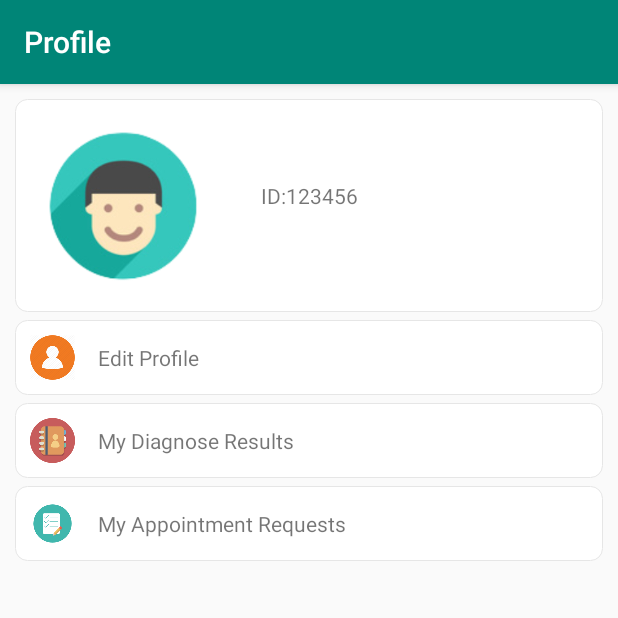
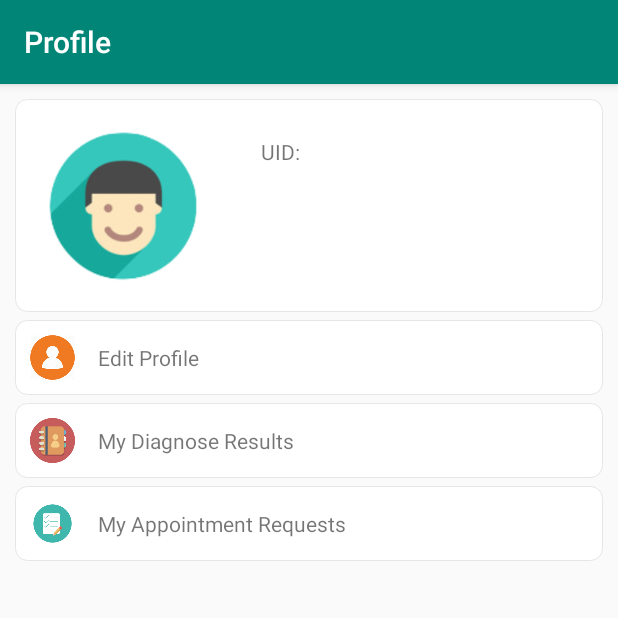
Before and after one commit to zs856/Eye-Protector-User, an Android app: the ProfileActivity screen opened directly, with no data from a screen before it, on a phone screen of 412 x 824 dp, the top half of it. Run offline under Robolectric (Android 15) with nearby library versions, the phone set to English and light mode, and no system bars; libraries missing offline, so code that uses them is left out: com.firebase.ui.

Commit message:
minor modifications

```diff
--- a/app/src/main/java/comp5216/sydney/edu/au/garbagecollection/ItemRequestAdapter.java
+++ b/app/src/main/java/comp5216/sydney/edu/au/garbagecollection/ItemRequestAdapter.java
@@ -7,6 +7,7 @@ import android.view.ViewGroup;
 import android.widget.BaseAdapter;
 import android.widget.TextView;
 
+import java.text.CollationElementIterator;
 import java.util.ArrayList;
 import java.util.List;
 
@@ -65,6 +66,7 @@ public class ItemRequestAdapter extends BaseAdapter {
      */
     private void initializeViews(Request object, ViewHolder holder) {
         holder.name.setText("Name: " + object.getName());
+        holder.status.setText("Status: " + object.getStatus());
         holder.time.setVisibility(View.VISIBLE);
         // show collect time
         if (Request.STATUS_UNCOMPLETED.equalsIgnoreCase(object.getStatus()) && object.getScheduledTime() != null) {
@@ -85,12 +87,14 @@ public class ItemRequestAdapter extends BaseAdapter {
     }
 
     protected class ViewHolder {
+        public TextView status;
         private TextView name;
         private TextView time;
 
         public ViewHolder(View view) {
             name = (TextView) view.findViewById(R.id.name);
             time = (TextView) view.findViewById(R.id.time);
+            status = (TextView) view.findViewById(R.id.status);
         }
     }
 }
--- a/app/src/main/java/comp5216/sydney/edu/au/garbagecollection/ProfileActivity.java
+++ b/app/src/main/java/comp5216/sydney/edu/au/garbagecollection/ProfileActivity.java
@@ -24,6 +24,7 @@ import com.google.android.gms.tasks.Task;
 public class ProfileActivity extends AppCompatActivity {
     private static final String TAG = "ProfileActivity";
     TextView mUserName;
+    TextView mUserID;
     LinearLayout editProfile;
     LinearLayout myRequests;
     LinearLayout fetchResults;
@@ -89,15 +90,10 @@ public class ProfileActivity extends AppCompatActivity {
     }
 
     private void setUserProfile() {
-        mUserName = findViewById(R.id.tv_proUserName);
-
+        mUserID = findViewById(R.id.tv_proID);
         SharedPreferences sharedPreferences = getSharedPreferences(PREFERENCES, Context.MODE_PRIVATE);
-        String userName = sharedPreferences.getString("firstname", "") + sharedPreferences.getString("lastname","");
-        String address = sharedPreferences.getString("address", "");
-        String phone = sharedPreferences.getString("phone", "");
-        String postcode = sharedPreferences.getString("postcode", "");
-        Log.d(TAG, "setUserProfile: ==================================" + userName);
-        mUserName.setText(userName);
+        String  userId = sharedPreferences.getString("id","");
+        mUserID.setText(userId);
     }
 
 }
--- a/app/src/main/java/comp5216/sydney/edu/au/garbagecollection/util/ConvertUtil.java
+++ b/app/src/main/java/comp5216/sydney/edu/au/garbagecollection/util/ConvertUtil.java
@@ -82,6 +82,7 @@ public class ConvertUtil {
         Results results = new Results();
         results.setSeverity((String) getValue(obj, "severity"));
         results.setTimestamp(obj.getTimestamp("timestamp"));
+        results.setImageUrl((String) getValue(obj,"imageUrl"));
         results.setUser(obj.getDocumentReference("user id"));
         results.setPath(obj.getReference().getPath());
         return results;
--- a/app/src/main/res/layout/activity_profile.xml
+++ b/app/src/main/res/layout/activity_profile.xml
@@ -35,20 +35,18 @@
             android:orientation="vertical">
 
             <TextView
-                android:id="@+id/tv_proUserName"
                 android:layout_width="wrap_content"
                 android:layout_height="wrap_content"
                 android:layout_marginLeft="20dp"
                 android:layout_marginTop="5dp"
-                android:text="Sophie" />
+                android:text="UID:" />
 
             <TextView
                 android:id="@+id/tv_proID"
                 android:layout_width="wrap_content"
                 android:layout_height="wrap_content"
                 android:layout_marginLeft="20dp"
-                android:layout_marginTop="10dp"
-                android:text="ID:123456" />
+                android:layout_marginTop="10dp" />
 
         </LinearLayout>
 
```
Also changed, not shown: app/src/main/java/comp5216/sydney/edu/au/garbagecollection/ItemResultAdapter.java (+16 -0 lines), app/src/main/java/comp5216/sydney/edu/au/garbagecollection/MakeDiagnoseActivity.java (+13 -38 lines), app/src/main/java/comp5216/sydney/edu/au/garbagecollection/mode/Results.java (+8 -1 lines), app/src/main/res/layout/activity_diagnose.xml (+12 -2 lines), app/src/main/res/layout/activity_diagnose_results.xml (+0 -10 lines), app/src/main/res/layout/item_request.xml (+9 -1 lines), app/src/main/res/layout/item_results.xml (+8 -0 lines), 1 other file.
